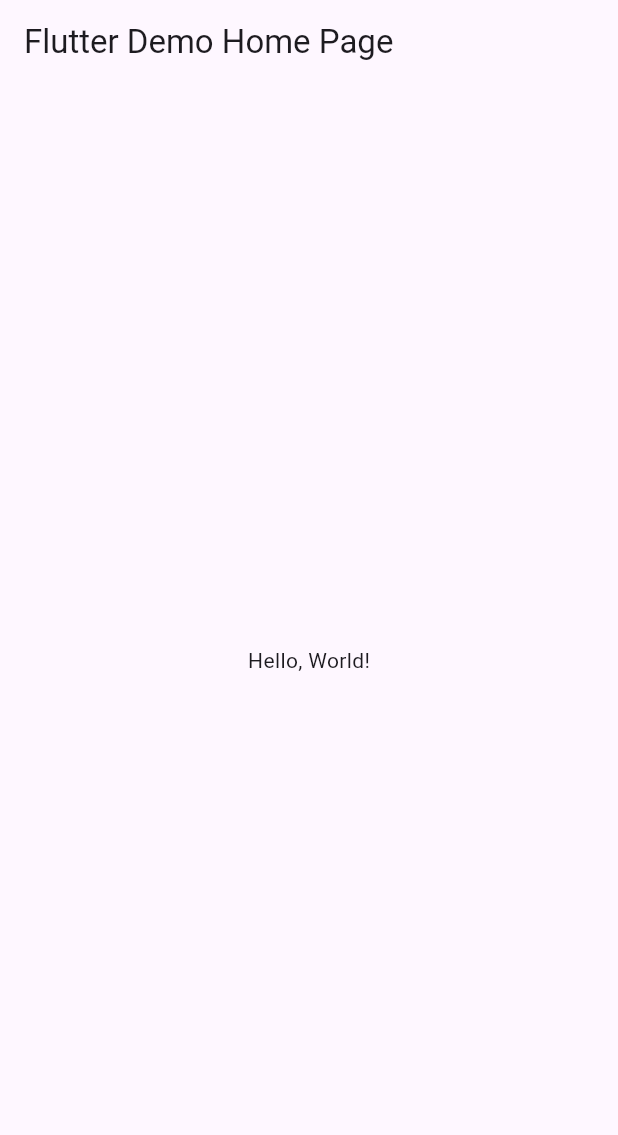
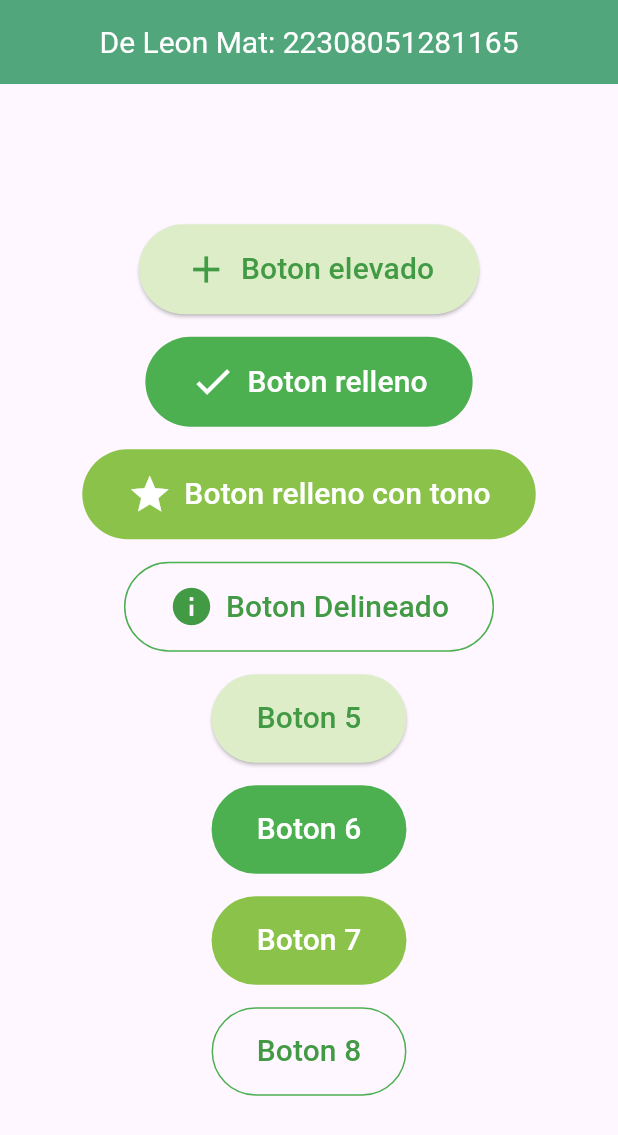
Before and after one commit to Asyhbd2/P11_Elevated_Button, a Flutter app: the screen it shows after launch, on a phone screen of 412 x 824 dp. Shown: the top 1135 px of the screen. Run offline on Flutter 3.47's test engine with Material 3 defaults, Android fonts, the phone set to English and light mode, and no system bars.

Commit message:
DeLeon_ElevatedButtons

```diff
--- a/lib/main.dart
+++ b/lib/main.dart
@@ -1,41 +1,117 @@
 import 'package:flutter/material.dart';
 
-void main() => runApp(MyApp());
+void main() => runApp(MisBotones());
 
-class MyApp extends StatelessWidget {
-  const MyApp({super.key});
-  // This widget is the root of your application.
+class MisBotones extends StatelessWidget {
+  const MisBotones({Key? key}) : super(key: key);
+
   @override
   Widget build(BuildContext context) {
     return MaterialApp(
-      // Application name
-      title: 'Flutter Hello World',
-      // Application theme data, you can set the colors for the application as
-      // you want
-      theme: ThemeData(
-        // useMaterial3: false,
-        primarySwatch: Colors.blue,
-      ),
-      // A widget which will be started on application startup
-      home: MyHomePage(title: 'Flutter Demo Home Page'),
-    );
-  }
-}
-
-class MyHomePage extends StatelessWidget {
-  final String title;
-  const MyHomePage({super.key, required this.title});
-
-  @override
-  Widget build(BuildContext context) {
-    return Scaffold(
-      appBar: AppBar(
-        // The title text which will be shown on the action bar
-        title: Text(title),
-      ),
-      body: Center(
-        child: Text(
-          'Hello, World!',
+      debugShowCheckedModeBanner: false,
+      home: Scaffold(
+        appBar: AppBar(
+          title: const Text("De Leon Mat: 22308051281165"),
+          titleTextStyle: const TextStyle(color: Colors.white, fontSize: 20),
+          centerTitle: true,
+          backgroundColor: Color(0xff52a67b),
+        ),
+        body: Center(
+          child: Column(
+            mainAxisAlignment: MainAxisAlignment.center,
+            children: [
+              ElevatedButton.icon(
+                onPressed: () {},
+                icon: const Icon(Icons.add, size: 30, color: Color(0xff429a45)),
+                label: const Text("Boton elevado",
+                    style: TextStyle(fontSize: 20, color: Color(0xff429a45))),
+                style: ElevatedButton.styleFrom(
+                  padding:
+                      const EdgeInsets.symmetric(vertical: 15, horizontal: 30),
+                  backgroundColor: Colors.lightGreen[100],
+                ),
+              ),
+              const SizedBox(height: 15),
+              FilledButton.icon(
+                onPressed: () {},
+                icon: const Icon(Icons.check, size: 30),
+                label:
+                    const Text("Boton relleno", style: TextStyle(fontSize: 20)),
+                style: FilledButton.styleFrom(
+                  padding:
+                      const EdgeInsets.symmetric(vertical: 15, horizontal: 30),
+                  backgroundColor: Colors.green,
+                ),
+              ),
+              const SizedBox(height: 15),
+              FilledButton.icon(
+                onPressed: () {},
+                icon: const Icon(Icons.star, size: 30),
+                label: const Text("Boton relleno con tono",
+                    style: TextStyle(fontSize: 20)),
+                style: FilledButton.styleFrom(
+                  padding:
+                      const EdgeInsets.symmetric(vertical: 15, horizontal: 30),
+                  backgroundColor: Colors.lightGreen,
+                ),
+              ),
+              const SizedBox(height: 15),
+              OutlinedButton.icon(
+                onPressed: () {},
+                icon:
+                    const Icon(Icons.info, size: 30, color: Color(0xff429a45)),
+                label: Text("Boton Delineado",
+                    style: TextStyle(fontSize: 20, color: Color(0xff429a45))),
+                style: OutlinedButton.styleFrom(
+                  padding:
+                      const EdgeInsets.symmetric(vertical: 15, horizontal: 30),
+                  side: const BorderSide(color: Colors.green),
+                ),
+              ),
+              const SizedBox(height: 15),
+              ElevatedButton(
+                onPressed: () {},
+                child: Text("Boton 5",
+                    style: TextStyle(fontSize: 20, color: Color(0xff429a45))),
+                style: ElevatedButton.styleFrom(
+                  padding:
+                      const EdgeInsets.symmetric(vertical: 15, horizontal: 30),
+                  backgroundColor: Colors.lightGreen[100],
+                ),
+              ),
+              SizedBox(height: 15),
+              FilledButton(
+                onPressed: () {},
+                child: Text("Boton 6", style: TextStyle(fontSize: 20)),
+                style: FilledButton.styleFrom(
+                  padding:
+                      const EdgeInsets.symmetric(vertical: 15, horizontal: 30),
+                  backgroundColor: Colors.green,
+                ),
+              ),
+              const SizedBox(height: 15),
+              FilledButton(
+                onPressed: () {},
+                child: Text("Boton 7", style: TextStyle(fontSize: 20)),
+                style: FilledButton.styleFrom(
+                  padding:
+                      const EdgeInsets.symmetric(vertical: 15, horizontal: 30),
+                  backgroundColor: Colors.lightGreen,
+                ),
+              ),
+              const SizedBox(height: 15),
+              OutlinedButton(
+                onPressed: () {},
+                child: Text("Boton 8",
+                    style: TextStyle(fontSize: 20, color: Color(0xff429a45))),
+                style: OutlinedButton.styleFrom(
+                  padding:
+                      const EdgeInsets.symmetric(vertical: 15, horizontal: 30),
+                  side: const BorderSide(color: Colors.green),
+                ),
+              ),
+            ],
+          ),
         ),
       ),
     );
```
Also changed, not shown: BotonesElevados.png (added).
